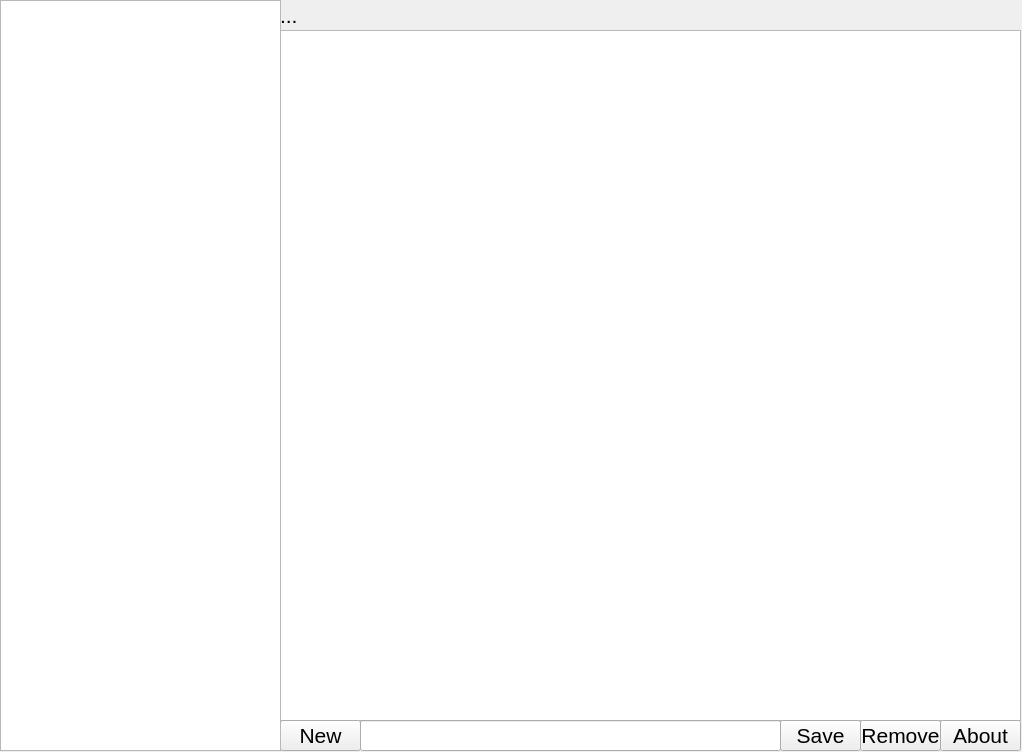
The window that mainwindow.ui (mobarastudio/VfNotes) describes before a commit, drawn with Qt 5.
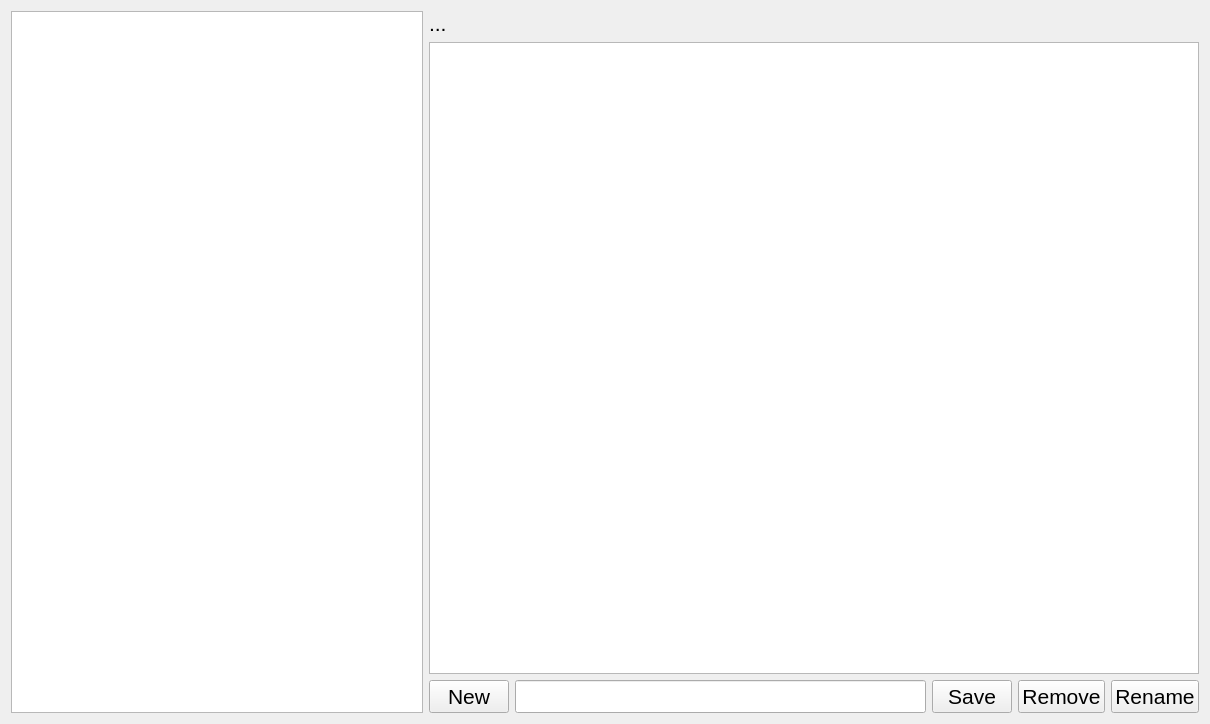
The same window after the commit.

```diff
--- a/mainwindow.ui
+++ b/mainwindow.ui
@@ -6,23 +6,17 @@
    <rect>
     <x>0</x>
     <y>0</y>
-    <width>1022</width>
-    <height>752</height>
+    <width>1210</width>
+    <height>724</height>
    </rect>
   </property>
   <property name="windowTitle">
    <string>VfNotes beta</string>
   </property>
   <widget class="QWidget" name="centralWidget">
+   <layout class="QGridLayout" name="gridLayout">
+    <item row="0" column="1" colspan="5">
    <widget class="QLabel" name="labelCurrentNote">
-    <property name="geometry">
-     <rect>
-      <x>280</x>
-      <y>0</y>
-      <width>741</width>
-      <height>31</height>
-     </rect>
-    </property>
     <property name="font">
      <font>
       <pointsize>16</pointsize>
@@ -32,48 +26,24 @@
      <string>...</string>
     </property>
    </widget>
-   <widget class="QPlainTextEdit" name="plainTextEditContent">
-    <property name="geometry">
-     <rect>
-      <x>280</x>
-      <y>30</y>
-      <width>741</width>
-      <height>691</height>
-     </rect>
-    </property>
-    <property name="font">
-     <font>
-      <pointsize>16</pointsize>
-     </font>
-    </property>
-   </widget>
-   <widget class="QPushButton" name="pushButtonNew">
-    <property name="geometry">
-     <rect>
-      <x>280</x>
-      <y>720</y>
-      <width>81</width>
-      <height>31</height>
-     </rect>
-    </property>
+    </item>
+    <item row="2" column="5">
+     <widget class="QPushButton" name="pushButtonRename">
     <property name="font">
      <font>
       <pointsize>16</pointsize>
      </font>
     </property>
     <property name="text">
-     <string>New</string>
-    </property>
-   </widget>
+       <string>Rename</string>
+      </property>
+     </widget>
+    </item>
+    <item row="0" column="0" rowspan="3">
+     <widget class="QListWidget" name="listWidgetNotes"/>
+    </item>
+    <item row="2" column="3">
    <widget class="QPushButton" name="pushButtonSave">
-    <property name="geometry">
-     <rect>
-      <x>780</x>
-      <y>720</y>
-      <width>81</width>
-      <height>31</height>
-     </rect>
-    </property>
     <property name="font">
      <font>
       <pointsize>16</pointsize>
@@ -83,15 +53,9 @@
      <string>Save</string>
     </property>
    </widget>
+    </item>
+    <item row="2" column="4">
    <widget class="QPushButton" name="pushButtonRemove">
-    <property name="geometry">
-     <rect>
-      <x>860</x>
-      <y>720</y>
-      <width>81</width>
-      <height>31</height>
-     </rect>
-    </property>
     <property name="font">
      <font>
       <pointsize>16</pointsize>
@@ -101,49 +65,38 @@
      <string>Remove</string>
     </property>
    </widget>
+    </item>
+    <item row="2" column="1">
+     <widget class="QPushButton" name="pushButtonNew">
+      <property name="font">
+       <font>
+        <pointsize>16</pointsize>
+       </font>
+      </property>
+      <property name="text">
+       <string>New</string>
+      </property>
+     </widget>
+    </item>
+    <item row="2" column="2">
    <widget class="QLineEdit" name="lineEditNew">
-    <property name="geometry">
-     <rect>
-      <x>360</x>
-      <y>720</y>
-      <width>421</width>
-      <height>31</height>
-     </rect>
-    </property>
     <property name="font">
      <font>
       <pointsize>16</pointsize>
      </font>
     </property>
    </widget>
-   <widget class="QListWidget" name="listWidgetNotes">
-    <property name="geometry">
-     <rect>
-      <x>0</x>
-      <y>0</y>
-      <width>281</width>
-      <height>751</height>
-     </rect>
-    </property>
-   </widget>
-   <widget class="QPushButton" name="pushButtonAbout">
-    <property name="geometry">
-     <rect>
-      <x>940</x>
-      <y>720</y>
-      <width>81</width>
-      <height>31</height>
-     </rect>
-    </property>
+    </item>
+    <item row="1" column="1" colspan="5">
+     <widget class="QPlainTextEdit" name="plainTextEditContent">
     <property name="font">
      <font>
       <pointsize>16</pointsize>
      </font>
     </property>
-    <property name="text">
-     <string>About</string>
-    </property>
-   </widget>
+     </widget>
+    </item>
+   </layout>
   </widget>
  </widget>
  <layoutdefault spacing="6" margin="11"/>
```
Left out of the diff: 2 changed lines with no effect on the pictures. Lines whose indentation alone changed are shown as unchanged.
